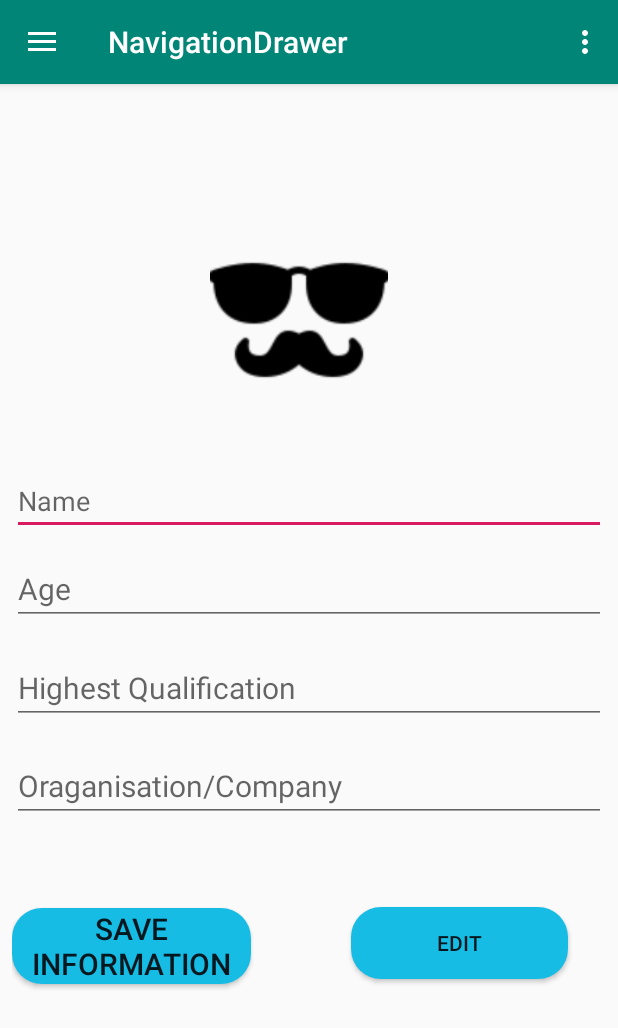
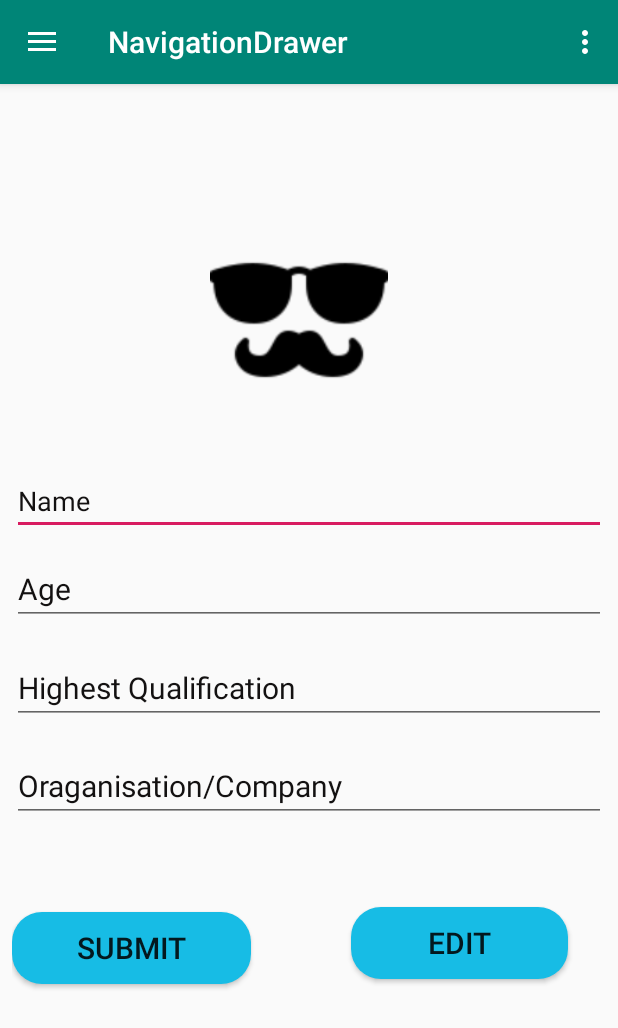
Before and after one commit to quoraboy/Crowd_Fund_Raising_MobileApp, an Android app: the NavigationDrawer screen opened directly, with no data from a screen before it, in the side drawer, after a tap on "Profile", on a phone screen of 412 x 824 dp. Shown: the top 1028 px of the screen. Run offline under Robolectric (Android 15) with nearby library versions, the phone set to English and light mode, and no system bars; our stand-ins replace Firebase (no records; nobody signed in at launch, a user with empty details on screens opened directly), Picasso; pictures from the network do not load; 3 statements that could not run were skipped.

Commit message:
Dashboard integrated 70%

```diff
--- a/app/src/main/AndroidManifest.xml
+++ b/app/src/main/AndroidManifest.xml
@@ -11,8 +11,7 @@
         android:roundIcon="@mipmap/ic_launcher_round"
         android:supportsRtl="true"
         android:theme="@style/AppTheme">
-        <activity android:name=".Profile"></activity>
-        <activity android:name=".otpsignin"></activity>
+        <activity android:name=".otpsignin" />
         <activity
             android:name=".NavigationDrawer"
             android:label="@string/title_activity_navigation_drawer"
--- /dev/null
+++ b/app/src/main/java/com/example/myapplication/Dashboard.java
@@ -0,0 +1,78 @@
+package com.example.myapplication;
+
+import android.content.Context;
+import android.content.SharedPreferences;
+import android.provider.ContactsContract;
+import android.support.annotation.NonNull;
+import android.support.annotation.Nullable;
+import android.support.v4.app.Fragment;
+import android.support.v7.app.AppCompatActivity;
+import android.os.Bundle;
+import android.support.v7.widget.LinearLayoutManager;
+import android.support.v7.widget.RecyclerView;
+import android.view.LayoutInflater;
+import android.view.View;
+import android.view.ViewGroup;
+
+import com.google.firebase.database.DataSnapshot;
+import com.google.firebase.database.DatabaseError;
+import com.google.firebase.database.DatabaseReference;
+import com.google.firebase.database.FirebaseDatabase;
+import com.google.firebase.database.ValueEventListener;
+
+import java.util.ArrayList;
+import java.util.List;
+
+public class Dashboard extends Fragment {
+    SharedPreferences sharedPreferences ;
+    DatabaseReference mdataref;
+   String phone;
+    private List <Upload> mUploads;
+
+    private RecyclerView mRecycleView;
+    private image_adaptor mAdaptor;
+
+    @Nullable
+    @Override
+    public View onCreateView(@NonNull LayoutInflater inflater, @Nullable ViewGroup container, @Nullable Bundle savedInstanceState) {
+        View v= inflater.inflate(R.layout.activity_profile,container,false);
+        sharedPreferences = getActivity().getSharedPreferences("num", Context.MODE_PRIVATE);
+        phone=sharedPreferences.getString("Phone","121");     //Default value get displayed when no data is entered in main activity
+        mUploads=new ArrayList <>();
+        mRecycleView=v.findViewById(R.id.recycler_view2);
+        mRecycleView.setHasFixedSize(true);
+        mRecycleView.setLayoutManager(new LinearLayoutManager(getActivity()));
+        mdataref= FirebaseDatabase.getInstance().getReference("Upload").child(phone);
+       mdataref.addValueEventListener(new ValueEventListener() {
+           @Override
+           public void onDataChange(@NonNull DataSnapshot dataSnapshot) {
+              for(DataSnapshot post:dataSnapshot.getChildren())
+              {
+                    Upload upload=new Upload();
+                        upload.setImageUri(post.child("imageUri").getValue().toString());
+                        upload.setProjectname(post.child("projectname").getValue().toString());
+                        upload.setPrice(post.child("price").getValue().toString());
+                        upload.setMessage(post.child("message").getValue().toString());
+
+                  mUploads.add(upload);
+
+              }
+               mAdaptor=new image_adaptor(getActivity(),mUploads);
+               mRecycleView.setAdapter(mAdaptor);
+           }
+
+           @Override
+           public void onCancelled(@NonNull DatabaseError databaseError) {
+
+           }
+       });
+
+
+
+
+
+
+
+        return v;
+    }
+}
--- a/app/src/main/java/com/example/myapplication/NavigationDrawer.java
+++ b/app/src/main/java/com/example/myapplication/NavigationDrawer.java
@@ -121,6 +121,10 @@ public class NavigationDrawer extends AppCompatActivity
             startActivity(intent);
             finish();
         }
+        else if(id==R.id.Dashboard)
+        {
+            fragment=new Dashboard();
+        }
         uploadfragment(fragment);
 
 
--- a/app/src/main/java/com/example/myapplication/Profile.java
+++ b/app/src/main/java/com/example/myapplication/Profile.java
@@ -45,7 +45,6 @@ public class Profile extends Fragment {
         Edit=v.findViewById(R.id.edit);
           phone=sharedPreferences.getString("Phone","121");     //Default value get displayed when no data is entered in main activity
           mdatabase =FirebaseDatabase.getInstance().getReference();
-          submit.setText("Save Information");
          sharedPreferences = getActivity().getSharedPreferences("profile", Context.MODE_PRIVATE);
        name.setText(sharedPreferences.getString("name",""));
        age.setText(sharedPreferences.getString("age",""));
--- /dev/null
+++ b/app/src/main/java/com/example/myapplication/dashboardlist.java
@@ -0,0 +1,6 @@
+package com.example.myapplication;
+
+public class dashboardlist {
+
+    private
+}
--- a/app/src/main/java/com/example/myapplication/viewimage.java
+++ b/app/src/main/java/com/example/myapplication/viewimage.java
@@ -41,7 +41,6 @@ public class viewimage extends Fragment {
                              Bundle savedInstanceState) {
         // Inflate the layout for this fragment
         View v=inflater.inflate(R.layout.fragment_viewimage, container, false);
-     Toast.makeText(getActivity(),"We are in viewImage class",Toast.LENGTH_LONG).show();
 
       mRecycleView=v.findViewById(R.id.recycler_view);
       mRecycleView.setHasFixedSize(true);
--- a/app/src/main/res/layout/activity_profile.xml
+++ b/app/src/main/res/layout/activity_profile.xml
@@ -25,7 +25,8 @@
         android:layout_height="wrap_content"
         android:layout_alignParentBottom="true"
         android:layout_marginBottom="459dp"
-        android:hint="Name" />
+        android:hint="Name"
+        android:textColorHint="#131111" />
 
     <EditText
         android:id="@+id/age"
@@ -34,6 +35,7 @@
         android:layout_alignParentBottom="true"
         android:layout_marginBottom="399dp"
         android:hint="Age"
+        android:textColorHint="#131111"
         android:textSize="20sp" />
 
     <EditText
@@ -43,6 +45,7 @@
         android:layout_alignParentBottom="true"
         android:layout_marginBottom="333dp"
         android:hint="Highest Qualification"
+        android:textColorHint="#131111"
         android:textSize="20sp" />
 
     <EditText
@@ -52,6 +55,7 @@
         android:layout_alignParentBottom="true"
         android:layout_marginBottom="268dp"
         android:hint="Oraganisation/Company"
+        android:textColorHint="#131111"
         android:textSize="20sp" />
 
     <Button
@@ -75,6 +79,7 @@
         android:layout_alignParentBottom="true"
         android:layout_marginStart="226dp"
         android:layout_marginEnd="25dp"
+        android:textSize="20sp"
         android:text="edit"
         android:layout_marginBottom="163dp"
         android:background="@drawable/roundedbtn" />
--- a/app/src/main/res/menu/activity_navigation_drawer_drawer.xml
+++ b/app/src/main/res/menu/activity_navigation_drawer_drawer.xml
@@ -5,8 +5,15 @@
 
     <group android:checkableBehavior="single">
         <item
+            android:id="@+id/Dashboard"
+            android:icon="@drawable/viewproject"
+
+            android:title="@string/Dashboard"
+            ></item>
+        <item
             android:id="@+id/viewProject"
-            android:icon="@drawable/viewproject"
+            android:icon="@drawable/dashboard"
+
             android:title="@string/menu_home" />
         <item
             android:id="@+id/AddProject"
--- a/app/src/main/res/values/strings.xml
+++ b/app/src/main/res/values/strings.xml
@@ -7,7 +7,7 @@
     <string name="nav_header_subtitle">android.studio@android.com</string>
     <string name="nav_header_desc">Navigation header</string>
     <string name="action_settings">Settings</string>
-
+  <string name="Dashboard">Dashboard</string>
     <string name="menu_home">View Project</string>
     <string name="menu_gallery">Add project</string>
     <string name="menu_slideshow">Profile</string>
```
Also changed, not shown: app/src/main/java/com/example/myapplication/viewProject.java (deleted, +0 -26 lines), app/src/main/res/layout/activity_dashboard.xml (added, +25 -0 lines), app/src/main/res/layout/fragment_view_project.xml (deleted, +0 -14 lines), app/src/main/res/drawable/dashboard.png (added).
